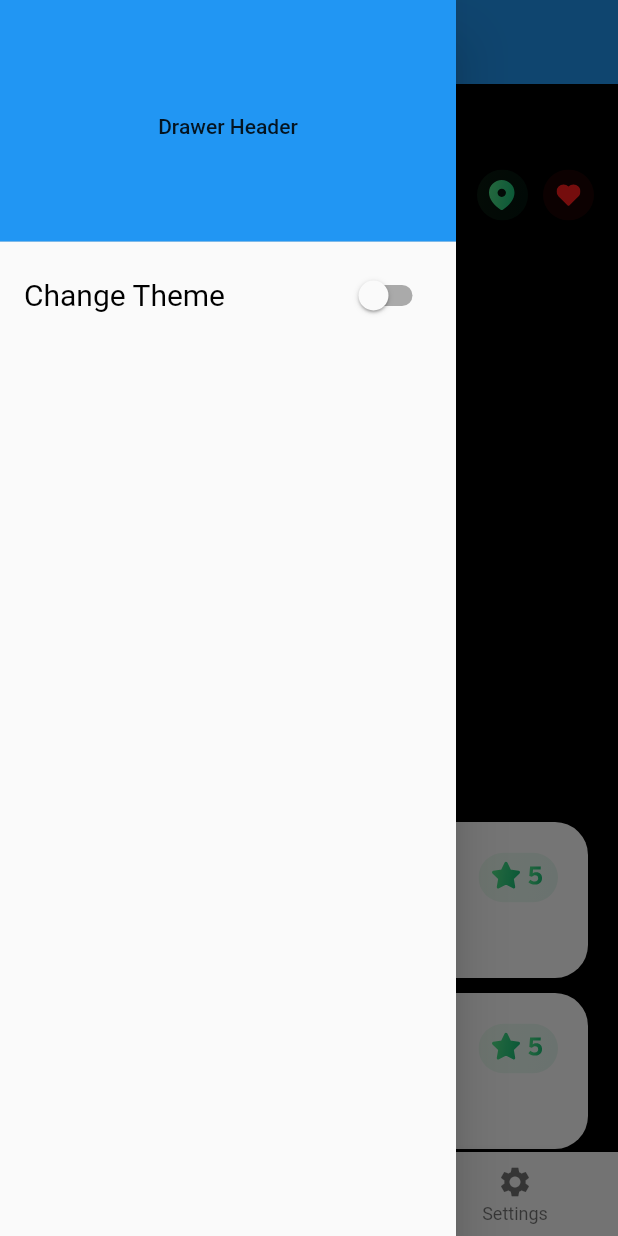
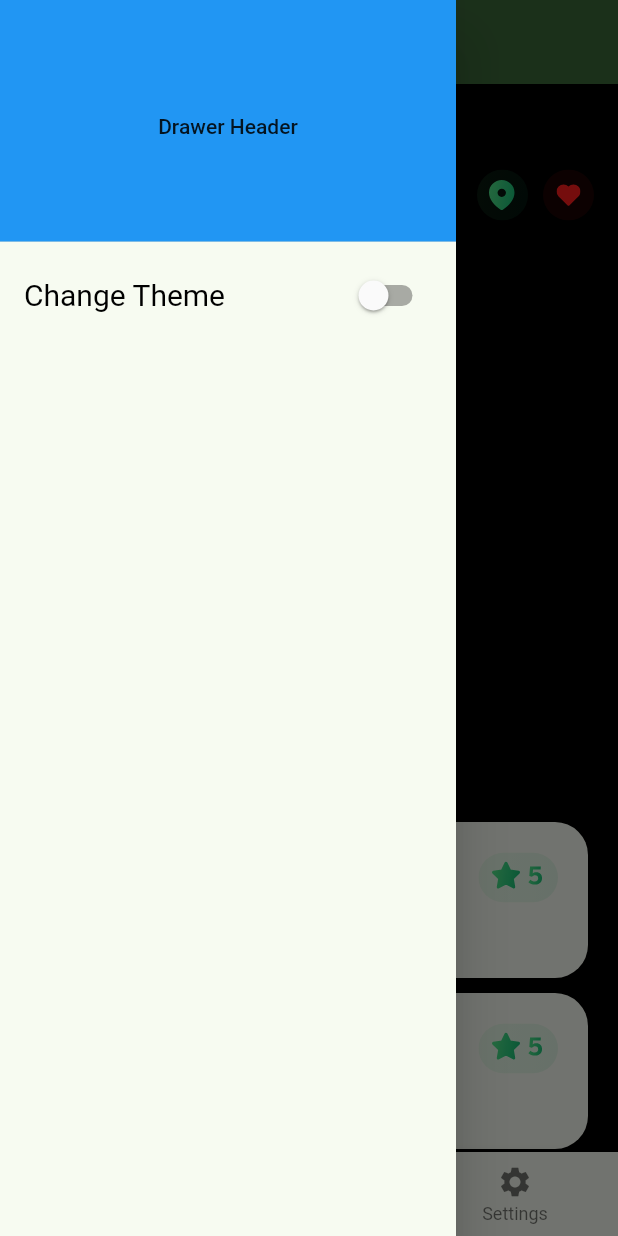
Before and after one commit to zippyflash82/seosoftsite_demo, a Flutter app: the screen it shows after launch, with the side drawer open, on a phone screen of 412 x 824 dp. Run offline on Flutter 3.47's test engine with Material 2 defaults, Android fonts, the phone set to English and light mode, and no system bars; our stand-ins replace flutter_svg, get; missing offline and left inert: flutter_plus.

Commit message:
dark theme implemented

```diff
--- a/lib/common/widgets/bullet_text.dart
+++ b/lib/common/widgets/bullet_text.dart
@@ -11,15 +11,14 @@ class BulletWithText extends StatelessWidget {
       margin: const EdgeInsets.symmetric(horizontal: 30),
       child: Row(
         children: [
-          const Icon(
+           const Icon(
             Icons.circle,
-            color: Colors.black,
             size: 5,
           ),
           const SizedBox(
             width: 20,
           ),
-          Text(txt ?? "")
+          Text(txt ?? "",style: Theme.of(context).textTheme.bodyMedium,)
         ],
       ),
     );
--- a/lib/common/widgets/home_widget.dart
+++ b/lib/common/widgets/home_widget.dart
@@ -1,4 +1,3 @@
-
 import 'package:flutter/material.dart';
 import 'package:flutter_plus/flutter_plus.dart';
 import 'package:flutter_svg/svg.dart';
@@ -29,7 +28,7 @@ class _HomeWidgetState extends State<HomeWidget> {
             radius: RadiusPlus.only(topLeft: 50, topRight: 50),
             width: Get.width,
             height: Get.height * 0.75,
-            color: Colors.white,
+            color: Theme.of(context).cardColor,
             child: SingleChildScrollView(
               child: Column(
                 children: [
@@ -61,9 +60,7 @@ class _HomeWidgetState extends State<HomeWidget> {
                       child: const Text(
                         "Rainbow Sandwich Sugarless",
                         style: TextStyle(
-                            color: Colors.black,
-                            fontSize: 27,
-                            fontWeight: FontWeight.bold),
+                            fontSize: 27, fontWeight: FontWeight.bold),
                       )),
                   const SizedBox(
                     height: 20,
@@ -82,9 +79,10 @@ class _HomeWidgetState extends State<HomeWidget> {
                           ),
                           Text(
                             '19 Km',
-                            style: TextStyle(
-                                color: const Color(0xff3B3B3B).withOpacity(0.3),
-                                fontSize: 16),
+                            style: Theme.of(context)
+                                .textTheme
+                                .bodySmall
+                                ?.copyWith(fontSize: 14),
                           ),
                           const SizedBox(
                             width: 20,
@@ -95,9 +93,10 @@ class _HomeWidgetState extends State<HomeWidget> {
                           ),
                           Text(
                             '4,8 Rating',
-                            style: TextStyle(
-                                color: const Color(0xff3B3B3B).withOpacity(0.3),
-                                fontSize: 16),
+                            style: Theme.of(context)
+                                .textTheme
+                                .bodySmall
+                                ?.copyWith(fontSize: 14),
                           ),
                         ],
                       ),
@@ -135,12 +134,12 @@ class _HomeWidgetState extends State<HomeWidget> {
                   ContainerPlus(
                     margin: const EdgeInsets.symmetric(horizontal: 20),
                     alignment: Alignment.topLeft,
-                    child: const Text(
+                    child: Text(
                       "Testimonials",
-                      style: TextStyle(
-                          color: Color(0xff09051C),
-                          fontWeight: FontWeight.bold,
-                          fontSize: 15),
+                      style: Theme.of(context)
+                          .textTheme
+                          .bodyMedium
+                          ?.copyWith(fontWeight: FontWeight.bold, fontSize: 15),
                     ),
                   ),
                   // Can Be replaced With ListView
--- a/lib/common/widgets/nav_drawer.dart
+++ b/lib/common/widgets/nav_drawer.dart
@@ -1,4 +1,5 @@
 import 'package:flutter/material.dart';
+import 'package:get/get.dart';
 
 class NavDrawer extends StatefulWidget {
   const NavDrawer({super.key});
@@ -9,6 +10,12 @@ class NavDrawer extends StatefulWidget {
 
 class _NavDrawerState extends State<NavDrawer> {
   var isDark = false;
+
+@override
+  void initState() {
+    isDark = Get.isDarkMode;
+    super.initState();
+  }
 
   @override
   Widget build(BuildContext context) {
@@ -35,6 +42,7 @@ class _NavDrawerState extends State<NavDrawer> {
                 setState(() {
                   isDark = value;
                 });
+              Get.changeTheme(isDark ? ThemeData.dark(): ThemeData.light());
               },
               activeColor: Colors.green,
             ),
--- a/lib/common/widgets/testimonial_widget.dart
+++ b/lib/common/widgets/testimonial_widget.dart
@@ -25,18 +25,16 @@ class TestimonialWidget extends StatelessWidget {
               mainAxisAlignment: MainAxisAlignment.start,
               crossAxisAlignment: CrossAxisAlignment.start,
               children: [
-                const Text(
+                 Text(
                   "Dianne Russell",
-                  style: TextStyle(
-                      color: Color(0xff09051C),
+                  style: Theme.of(context).textTheme.bodyLarge?.copyWith(
                       fontSize: 15,
-                      fontWeight: FontWeight.bold),
+                      fontWeight: FontWeight.bold
+                  ),
                 ),
                 Text(
                   '12 April 2021',
-                  style: TextStyle(
-                      color: const Color(0xff3B3B3B).withOpacity(0.3),
-                      fontSize: 16),
+                  style: Theme.of(context).textTheme.bodySmall?.copyWith(fontSize: 14),
                 ),
               ],
             ),
--- a/lib/main.dart
+++ b/lib/main.dart
@@ -14,6 +14,12 @@ class MyApp extends StatelessWidget {
   Widget build(BuildContext context) {
     return GetMaterialApp(
       initialBinding: AppIntialBindings(),
+      themeMode: ThemeMode.light,
+      darkTheme: ThemeData.dark(),
+      debugShowMaterialGrid: true,
+      theme: ThemeData.from(
+        colorScheme: ColorScheme.fromSeed(seedColor: Colors.green),
+      ),
       debugShowCheckedModeBanner: false,
       title: 'Flutter SeoSoftSiteDemo',
       home: const SplashScreen(),
--- a/lib/screens/home_screen.dart
+++ b/lib/screens/home_screen.dart
@@ -1,6 +1,5 @@
 import 'package:flutter/material.dart';
 import 'package:seosoftsite_demo/common/constants.dart';
-
 import '../common/widgets/home_widget.dart';
 import '../common/widgets/nav_drawer.dart';
 
@@ -18,7 +17,6 @@ class _HomeScreenState extends State<HomeScreen> {
       appBar: AppBar(
         centerTitle: true,
         title: const Text('SeosoftSite Demo'),
-        backgroundColor: Colors.blue,
       ),
       drawer: const NavDrawer(),
       body: const HomeWidget(),
```
